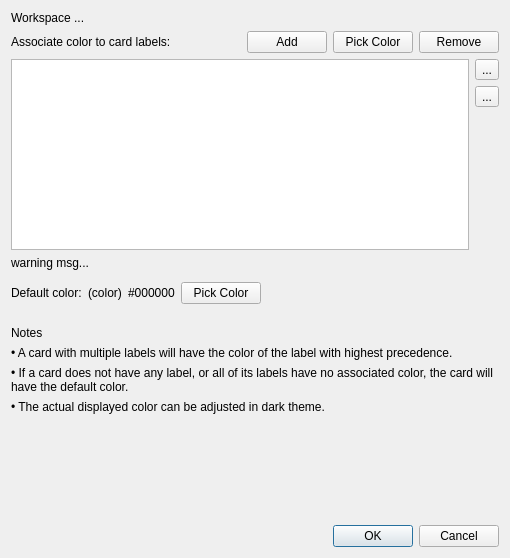
Before: the Qt Designer form src/widgets/dialogs/dialog_workspace_card_colors.ui in ManiYang/ManiCard, drawn with Qt 5.
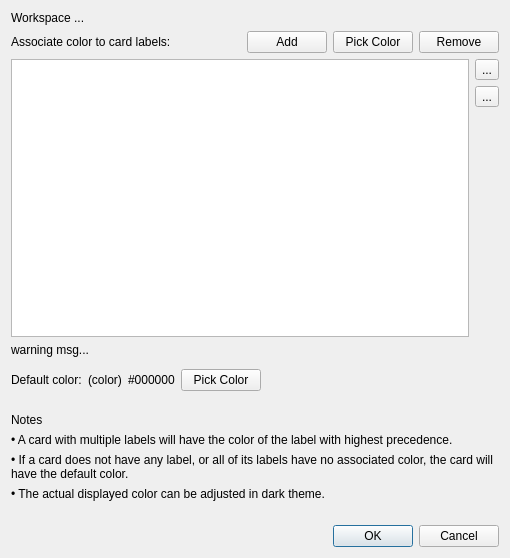
After: the same form once the commit is applied.

```diff
--- a/src/widgets/dialogs/dialog_workspace_card_colors.ui
+++ b/src/widgets/dialogs/dialog_workspace_card_colors.ui
@@ -231,12 +231,12 @@
       <enum>Qt::Vertical</enum>
      </property>
      <property name="sizeType">
-      <enum>QSizePolicy::Expanding</enum>
+      <enum>QSizePolicy::Fixed</enum>
      </property>
      <property name="sizeHint" stdset="0">
       <size>
        <width>20</width>
-       <height>106</height>
+       <height>18</height>
       </size>
      </property>
     </spacer>
```
